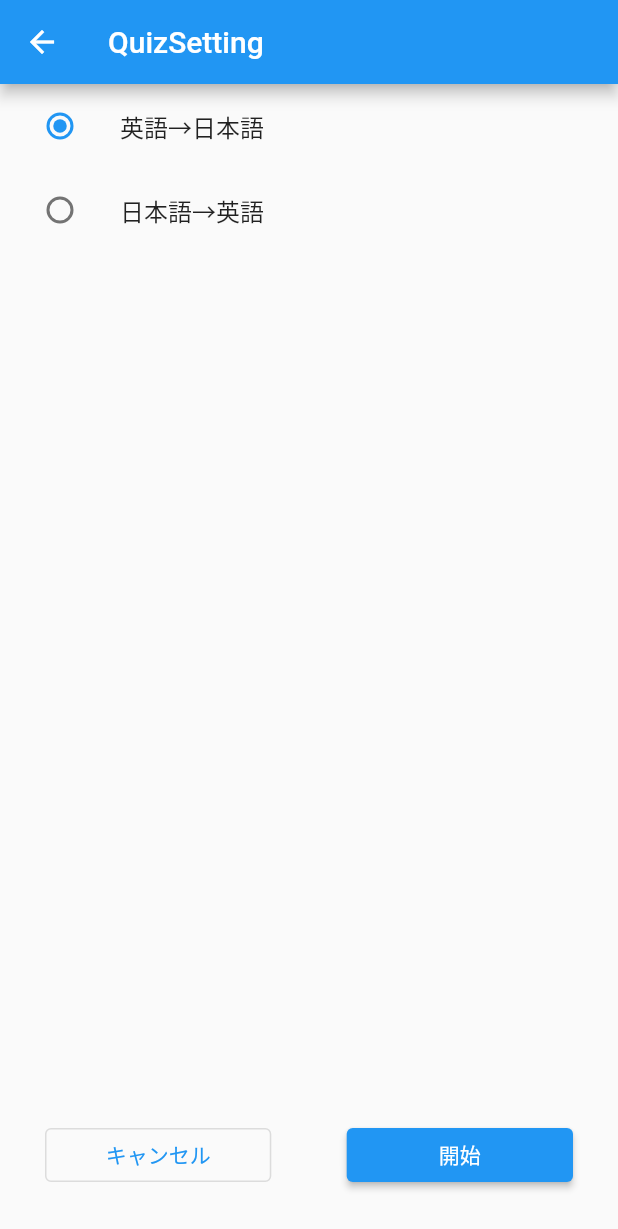
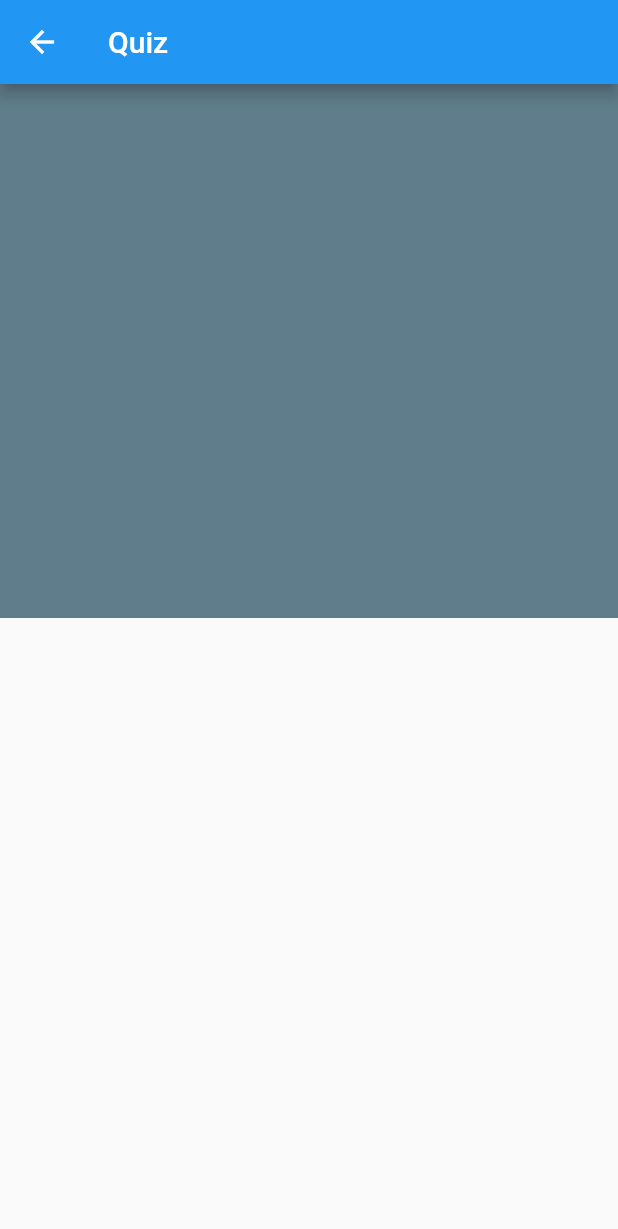
Before and after one commit to noam1813/Eitango-kun, a Flutter app: the QuizStanbyScreen screen opened directly, after a tap on "開始", on a phone screen of 412 x 824 dp. Shown: the top 1229 px of the screen. Run offline on Flutter 3.47's test engine with Material 2 defaults, Android fonts, the phone set to English and light mode, and no system bars; our stand-ins replace flutter_speed_dial, sqflite; accounts and stored records are empty.

Commit message:
AppBar含む画面の高さ・幅を取得できる様に、50%といった可変の画面サイズを取得できる様に

```diff
--- a/lib/source/screens/index_screen.dart
+++ b/lib/source/screens/index_screen.dart
@@ -68,6 +68,7 @@ class IndexScreenState extends State<IndexScreen> {
                       icon: Icon(Icons.edit))),
             );
           }),
+      //SpeedDialの参考https://dev.classmethod.jp/articles/flutter-use-radio-button/
       floatingActionButton: SpeedDial(
         animatedIcon: AnimatedIcons.menu_close,
         animatedIconTheme: IconThemeData(size: 22.0),
--- a/lib/source/screens/quiz/quiz_main_screen.dart
+++ b/lib/source/screens/quiz/quiz_main_screen.dart
@@ -0,0 +1,74 @@
+import 'package:flutter/material.dart';
+
+class QuizMainScreen extends StatefulWidget {
+  QuizMainScreen({Key? key}) : super(key: key);
+
+  @override
+  State<QuizMainScreen> createState() => _QuizMainScreenState();
+}
+
+class _QuizMainScreenState extends State<QuizMainScreen> {
+  // GlobalKey型のインスタンスを定義
+  GlobalKey globalKeyAppBar = GlobalKey();
+
+  double screenWidth = 0;
+  double screenHeight = 0;
+
+  // RenderBox型の変数を定義。Widget（このコードではAppBar）の2次元情報を取得するために必要
+  // null safety対応でlate（今は値を決定できない）をつける
+  late RenderBox? appBarWidget;
+
+  // AppBarのy座標開始位置と高さ（縦幅）を入れるための変数を定義
+  // 初期値を設定しないとエラーになるため0.0を設定
+  double appBarDy = 0.0;
+  double appBarHeight = 0.0;
+
+  @override
+  void initState() {
+    // buildメソッドが回り、AppBarの描画終了後に、GlobalKeyの情報を取得するようにするため、
+    // addPostFrameCallbackメソッドを実行
+    // null safety対応で?（null以外の時のみアクセス）をつける
+    WidgetsBinding.instance.addPostFrameCallback((cb) {
+      // GlobalKeyを通じてAppBarの2次元情報を取得
+      // null safety対応で?と右辺にas RenderBoxをつける
+      appBarWidget =
+          globalKeyAppBar.currentContext?.findRenderObject() as RenderBox;
+
+      // 2次元情報からAppBarの縦方向の上端位置（y座標）を取得
+      appBarDy = appBarWidget!.localToGlobal(Offset.zero).dy;
+
+      // 2次元情報からAppBarの高さ（縦幅）を取得
+      appBarHeight = appBarWidget!.size.height;
+
+      // 確認のため、取得した位置と高さをDebugウィンドウに表示
+      print("AppBarの上端位置 $appBarDy、AppBarの高さ $appBarHeight");
+
+      // AppBarの位置と高さを取得後、setStateメソッドで全体を再描画する
+      setState(() {});
+    });
+
+    super.initState();
+  }
+
+  @override
+  Widget build(BuildContext context) {
+    screenHeight = MediaQuery.of(context).size.height;
+    screenWidth = MediaQuery.of(context).size.width;
+
+    return Scaffold(
+      appBar: AppBar(
+        key: globalKeyAppBar,
+        title: Text('Quiz'),
+      ),
+      body: Container(
+        color: Colors.blueGrey,
+
+        // Container（グレーのボックス）の高さを、
+        // 画面縦幅の2分の1から、AppBarの上端位置（基本は0）と高さの合計値を引くことで算出
+        height: screenHeight / 2 - (appBarDy + appBarHeight),
+
+        width: screenWidth,
+      ),
+    );
+  }
+}
--- a/lib/source/screens/quiz/quiz_stanby_screen.dart
+++ b/lib/source/screens/quiz/quiz_stanby_screen.dart
@@ -1,3 +1,4 @@
+import 'package:eitango_kun/source/screens/quiz/quiz_main_screen.dart';
 import 'package:flutter/material.dart';
 
 class QuizStanbyScreen extends StatefulWidget {
@@ -64,7 +65,13 @@ class _QuizStanbyScreenState extends State<QuizStanbyScreen> {
                     Expanded(
                         flex: 3,
                         child: ElevatedButton(
-                            onPressed: () {}, child: Text('開始'))),
+                            onPressed: () async {
+                              var result = await Navigator.push(
+                                  context,
+                                  MaterialPageRoute(
+                                      builder: (context) => QuizMainScreen()));
+                            },
+                            child: Text('開始'))),
                   ],
                 ),
               ))
```
Lines whose indentation alone changed are shown as unchanged.
